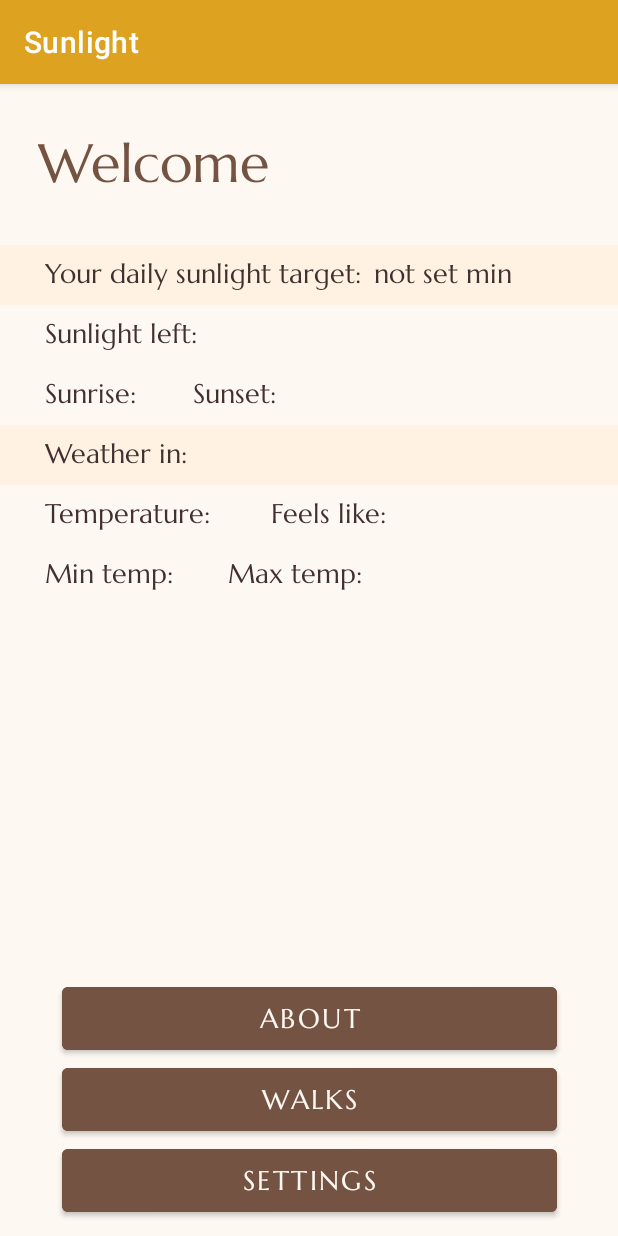
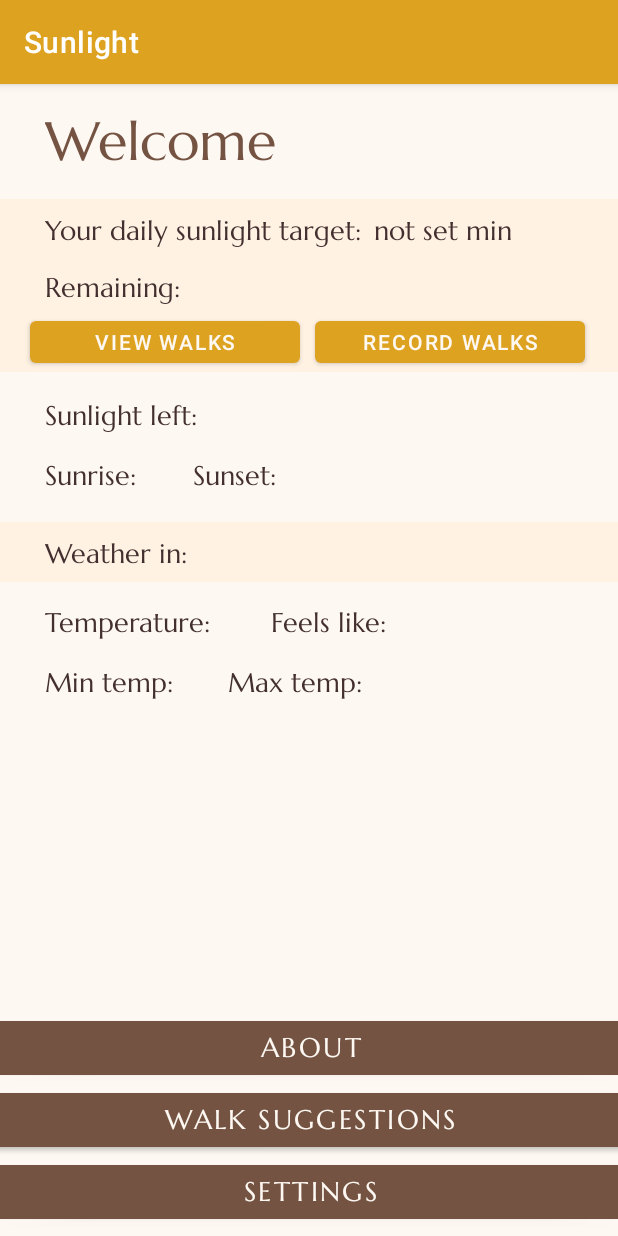
Before and after one commit to KlaudiaJaros/SunlightApp, an Android app: the screen it shows after launch (MainActivity), on a phone screen of 412 x 824 dp. Run offline under Robolectric (Android 15) with nearby library versions, the light colour scheme and no system bars; our stand-ins replace Volley; 1 statement that could not run was skipped.

Commit message:
UI modified, UserSettings class added

```diff
--- a/app/src/main/java/com/napier/sunlightapp/LoadingScreenActivity.java
+++ b/app/src/main/java/com/napier/sunlightapp/LoadingScreenActivity.java
@@ -9,10 +9,14 @@ import android.view.View;
 import android.widget.ImageView;
 import android.widget.ProgressBar;
 
+import java.io.FileInputStream;
+import java.io.FileNotFoundException;
+
 /**
  * Activity that shows the app's loading screen with the app logo.
  */
 public class LoadingScreenActivity extends AppCompatActivity {
+    private final String filename = "userSettings.csv";
 
     @Override
     protected void onCreate(Bundle savedInstanceState) {
--- a/app/src/main/java/com/napier/sunlightapp/MainActivity.java
+++ b/app/src/main/java/com/napier/sunlightapp/MainActivity.java
@@ -22,7 +22,6 @@ import android.os.Build;
 import android.os.Bundle;
 import android.util.Log;
 import android.view.View;
-import android.widget.EditText;
 import android.widget.TextView;
 import android.widget.Toast;
 
@@ -32,22 +31,16 @@ import com.android.volley.Response;
 import com.android.volley.VolleyError;
 import com.android.volley.toolbox.JsonObjectRequest;
 import com.android.volley.toolbox.Volley;
-import com.google.type.DateTime;
 
 import org.json.JSONArray;
 import org.json.JSONException;
 import org.json.JSONObject;
 
-import java.io.BufferedReader;
 import java.io.FileInputStream;
 import java.io.FileNotFoundException;
 import java.io.IOException;
-import java.io.InputStreamReader;
-import java.nio.charset.StandardCharsets;
 import java.text.DecimalFormat;
-import java.time.Instant;
 import java.util.Calendar;
-import java.util.Date;
 import java.util.List;
 import java.util.Locale;
 
@@ -65,19 +58,34 @@ public class MainActivity extends AppCompatActivity {
     private double lon;
     private String currentCity;
 
-    // User settings:
-    private static String userName;
-    private static String target;
-    private static String notificationsEnabled = "true"; // default
     private final String filename = "userSettings.csv";
-
-
     @Override
     protected void onCreate(Bundle savedInstanceState) {
         super.onCreate(savedInstanceState);
         setContentView(R.layout.activity_main);
 
-        applyUserSettings();
+        // open FileInputStream to apply user settings:
+        FileInputStream fis = null;
+        try{
+            fis = this.openFileInput(filename);
+        }
+        catch (FileNotFoundException e){
+            e.printStackTrace();
+        }
+        UserSettings.loadUserSettings(fis);
+
+        // get access to TextViews to display user settings:
+        TextView welcomeString = (TextView)findViewById(R.id.welcomeTextView);
+        TextView targetValue = (TextView)findViewById(R.id.dailyTargetValue);
+
+        // if username and target not empty, display them:
+        if (UserSettings.getUserName()!=null){
+            welcomeString.setText(welcomeString.getText()+" "+ UserSettings.getUserName());
+        }
+        if(UserSettings.getTarget()!=null)
+        {
+            targetValue.setText(UserSettings.getTarget());
+        }
 
         /*  LOCATION: */
         // Acquire a reference to the system Location Manager
@@ -187,7 +195,7 @@ public class MainActivity extends AppCompatActivity {
 
 
         /* Notifications: */
-        if (notificationsEnabled.equals("true")){
+        if (UserSettings.getNotificationsEnabled().equals("true")){
             createNotificationChannel();
 
             String contentStr=this.getString(R.string.dailyReminderContentStr);
@@ -209,58 +217,10 @@ public class MainActivity extends AppCompatActivity {
 
     }
 
+
     /**
-     * Reads from the userSettings file and applies user settings to the Activity
+     * Goes back to Loading Screen Activity and launches the app again if the user uses the back button
      */
-    private void applyUserSettings(){
-        /* Read from a file located in the internal storage directory provided by the system for this and only this app: */
-
-        // using FileInputStream, try to open the app's file:
-        FileInputStream fis = null;
-        InputStreamReader inputStreamReader = null;
-        try {
-            fis = this.openFileInput(filename);
-            // read from the file using InputStreamReader:
-            inputStreamReader =
-                    new InputStreamReader(fis, StandardCharsets.UTF_8);
-        } catch (FileNotFoundException e) {
-            e.printStackTrace();
-        }
-
-
-
-        try {
-            BufferedReader reader = new BufferedReader(inputStreamReader);
-            String line = reader.readLine();
-            // if the file is not empty, get the username and the target:
-            if (line != null) {
-                String words[] = line.split(",");
-                if (!words[0].equals("null")){
-                    userName=words[0];
-                }
-                if (!words[1].equals("null")){
-                    target=words[1];
-                }
-                notificationsEnabled=words[2];
-            }
-        } catch (Exception e) {
-            // Error occurred when opening raw file for reading.
-        }
-
-        // get access to TextViews to display user settings:
-        TextView welcomeString = (TextView)findViewById(R.id.welcomeTextView);
-        TextView targetValue = (TextView)findViewById(R.id.dailyTargetValue);
-
-        // if username and target not empty, display them:
-        if (userName!=null){
-            welcomeString.setText(welcomeString.getText()+" "+ userName);
-        }
-        if(target!=null)
-        {
-            targetValue.setText(target);
-        }
-    }
-
     @Override
     public void onBackPressed() {
         super.onBackPressed();
@@ -428,11 +388,24 @@ public class MainActivity extends AppCompatActivity {
                     long currentTime = calendar.getTimeInMillis();
                     long difference = sunset*1000 - currentTime;
 
+                    String sunriseTime="";
                     calendar.setTimeInMillis(sunrise*1000); // times 1000 because the time stamp is in milliseconds
-                    String sunriseTime = calendar.get(Calendar.HOUR) + "." + calendar.get(Calendar.MINUTE) + " am";
+                    if (calendar.get(Calendar.MINUTE)<10){ // because if it's 12:08 it displays it as 12:8
+                        sunriseTime = calendar.get(Calendar.HOUR) + ".0" + calendar.get(Calendar.MINUTE) + " am";
+                    }
+                    else{
+                        sunriseTime = calendar.get(Calendar.HOUR) + "." + calendar.get(Calendar.MINUTE) + " am";
+                    }
 
+                    String sunsetTime="";
                     calendar.setTimeInMillis(sunset*1000);
-                    String sunsetTime = calendar.get(Calendar.HOUR) + "." + calendar.get(Calendar.MINUTE) + " pm";
+                    if (calendar.get(Calendar.MINUTE)<10){ // because if it's 12:08 it displays it as 12:8
+                        sunsetTime = calendar.get(Calendar.HOUR) + ".0" + calendar.get(Calendar.MINUTE) + " pm";
+                    }
+                    else{
+                        sunsetTime = calendar.get(Calendar.HOUR) + "." + calendar.get(Calendar.MINUTE) + " pm";
+                    }
+
 
                     System.out.println("Sunrise: " + sunriseTime + ", sunset: " + sunsetTime + ", current time: " + currentTime + ", difference: " + difference);
 
--- /dev/null
+++ b/app/src/main/java/com/napier/sunlightapp/UserSettings.java
@@ -0,0 +1,54 @@
+package com.napier.sunlightapp;
+
+import java.io.BufferedReader;
+import java.io.FileInputStream;
+import java.io.InputStreamReader;
+import java.nio.charset.StandardCharsets;
+
+public class UserSettings {
+    // User settings:
+    private static String userName;
+    private static String target;
+    private static String notificationsEnabled = "true"; // default
+
+    public static String getUserName() {
+        return userName;
+    }
+
+    public static String getTarget() {
+        return target;
+    }
+
+    public static String getNotificationsEnabled() {
+        return notificationsEnabled;
+    }
+
+    /**
+     * Reads from the userSettings file and saves user settings in this class
+     */
+    public static void loadUserSettings(FileInputStream fis){
+        /* Read from a file located in the internal storage directory provided by the system for this and only this app: */
+
+        InputStreamReader inputStreamReader = null;
+        // read from the file using InputStreamReader:
+        inputStreamReader = new InputStreamReader(fis, StandardCharsets.UTF_8);
+
+        try {
+            BufferedReader reader = new BufferedReader(inputStreamReader);
+            String line = reader.readLine();
+            // if the file is not empty, get the username and the target:
+            if (line != null) {
+                String words[] = line.split(",");
+                if (!words[0].equals("null")){
+                    userName=words[0];
+                }
+                if (!words[1].equals("null")){
+                    target=words[1];
+                }
+                notificationsEnabled=words[2];
+            }
+        } catch (Exception e) {
+            // Error occurred when opening raw file for reading.
+        }
+    }
+}
--- a/app/src/main/res/layout/activity_main.xml
+++ b/app/src/main/res/layout/activity_main.xml
@@ -12,10 +12,8 @@
         android:id="@+id/welcomeTextView"
         android:layout_width="362dp"
         android:layout_height="47dp"
-        android:layout_gravity="left"
-        android:layout_margin="30dp"
-        android:layout_marginStart="32dp"
-        android:layout_marginTop="10dp"
+        android:layout_marginStart="10dp"
+        android:layout_marginTop="15dp"
         android:fontFamily="@font/marcellus"
         android:text="@string/welcomeStr"
         android:textColor="?attr/colorPrimaryVariant"
@@ -28,39 +26,41 @@
         android:id="@+id/linearLayout2"
         android:layout_width="match_parent"
         android:layout_height="40dp"
+        android:layout_marginTop="10dp"
         android:fontFamily="@font/marcellus"
         android:orientation="horizontal"
-        app:layout_constraintEnd_toEndOf="@+id/linearLayout3"
-        app:layout_constraintStart_toStartOf="@+id/linearLayout3"
-        app:layout_constraintTop_toBottomOf="@+id/linearLayout3">
+        app:layout_constraintEnd_toEndOf="@+id/linearLayout8"
+        app:layout_constraintStart_toStartOf="@+id/linearLayout8"
+        app:layout_constraintTop_toBottomOf="@+id/linearLayout8">
 
         <TextView
             android:id="@+id/sunlightTextView"
             android:layout_width="wrap_content"
+            android:layout_height="wrap_content"
+            android:layout_marginLeft="30dp"
             android:layout_marginTop="7dp"
-            android:layout_height="wrap_content"
-            android:textSize="18sp"
-            android:layout_marginLeft="30dp"
             android:fontFamily="@font/marcellus"
-            android:text="@string/sunlightLeftStr"/>
+            android:text="@string/sunlightLeftStr"
+            android:textSize="18sp" />
 
         <TextView
             android:id="@+id/sunlightLeftValue"
             android:layout_width="wrap_content"
             android:layout_height="wrap_content"
+            android:layout_marginLeft="8dp"
             android:layout_marginTop="7dp"
-            android:layout_marginLeft="8dp"
-            android:textSize="18sp"
             android:fontFamily="@font/marcellus"
-            android:text="@string/emptyStr" />
+            android:text="@string/emptyStr"
+            android:textSize="18sp" />
+
     </LinearLayout>
 
     <LinearLayout
         android:id="@+id/linearLayout3"
         android:layout_width="match_parent"
         android:layout_height="40dp"
-        android:background="@color/cream"
-        android:layout_marginTop="30dp"
+        android:layout_marginTop="14dp"
+        android:background="?attr/colorOnSecondary"
         android:orientation="horizontal"
         app:layout_constraintEnd_toEndOf="@+id/welcomeTextView"
         app:layout_constraintStart_toStartOf="@+id/welcomeTextView"
@@ -71,7 +71,7 @@
             android:layout_width="wrap_content"
             android:layout_height="wrap_content"
             android:layout_marginLeft="30dp"
-            android:layout_marginTop="7dp"
+            android:layout_marginTop="9dp"
             android:fontFamily="@font/marcellus"
             android:text="@string/targetStr"
             android:textSize="18sp" />
@@ -79,21 +79,21 @@
         <TextView
             android:id="@+id/dailyTargetValue"
             android:layout_width="wrap_content"
-            android:layout_marginTop="7dp"
             android:layout_height="wrap_content"
             android:layout_marginLeft="8dp"
+            android:layout_marginTop="9dp"
             android:fontFamily="@font/marcellus"
             android:text="@string/notSetStr"
-            android:textSize="18sp"/>
+            android:textSize="18sp" />
 
         <TextView
             android:layout_width="wrap_content"
             android:layout_height="wrap_content"
-            android:layout_marginTop="7dp"
             android:layout_marginLeft="5dp"
-            android:textSize="18sp"
+            android:layout_marginTop="9dp"
             android:fontFamily="@font/marcellus"
-            android:text="@string/minStr" />
+            android:text="@string/minStr"
+            android:textSize="18sp" />
         <!--
         <TextView
             android:id="@+id/targetSummaryTextView"
@@ -119,8 +119,9 @@
         android:id="@+id/linearLayout4"
         android:layout_width="match_parent"
         android:layout_height="40dp"
+        android:layout_marginTop="10dp"
+        android:background="?attr/colorOnSecondary"
         android:fontFamily="@font/marcellus"
-        android:background="@color/cream"
         android:orientation="horizontal"
         android:textSize="18sp"
         app:layout_constraintEnd_toEndOf="@+id/linearLayout"
@@ -131,8 +132,8 @@
             android:id="@+id/weatherTextView"
             android:layout_width="wrap_content"
             android:layout_height="wrap_content"
-            android:layout_marginTop="7dp"
             android:layout_marginLeft="30dp"
+            android:layout_marginTop="9dp"
             android:fontFamily="@font/marcellus"
             android:text="@string/weatherStr"
             android:textSize="18sp" />
@@ -140,12 +141,12 @@
         <TextView
             android:id="@+id/locationValue"
             android:layout_width="170dp"
-            android:textSize="18sp"
             android:layout_height="wrap_content"
             android:layout_marginLeft="8dp"
-            android:layout_marginTop="7dp"
+            android:layout_marginTop="9dp"
             android:fontFamily="@font/marcellus"
-            android:text=""/>
+            android:text=""
+            android:textSize="18sp" />
 
 
     </LinearLayout>
@@ -153,8 +154,8 @@
 
     <Button
         android:id="@+id/aboutButton"
-        android:layout_width="330dp"
-        android:layout_height="54dp"
+        android:layout_width="420dp"
+        android:layout_height="48dp"
         android:layout_gravity="center"
         android:backgroundTint="?attr/colorPrimaryVariant"
         android:fontFamily="@font/marcellus"
@@ -167,13 +168,13 @@
 
     <Button
         android:id="@+id/walksButton"
-        android:layout_width="330dp"
-        android:layout_height="54dp"
+        android:layout_width="420dp"
+        android:layout_height="48dp"
         android:layout_gravity="center"
         android:backgroundTint="?attr/colorPrimaryVariant"
         android:fontFamily="@font/marcellus"
         android:onClick="walksButtonOnClick"
-        android:text="@string/walksStr"
+        android:text="@string/walkSuggStr"
         android:textSize="18sp"
         app:layout_constraintBottom_toTopOf="@+id/settingsButton"
         app:layout_constraintEnd_toEndOf="@+id/aboutButton"
@@ -181,10 +182,10 @@
 
     <Button
         android:id="@+id/settingsButton"
-        android:layout_width="330dp"
-        android:layout_height="54dp"
+        android:layout_width="420dp"
+        android:layout_height="48dp"
         android:layout_gravity="center"
-        android:layout_marginBottom="10dp"
+        android:layout_marginBottom="5dp"
         android:backgroundTint="?attr/colorPrimaryVariant"
         android:fontFamily="@font/marcellus"
         android:onClick="settingsButtonOnClick"
@@ -248,6 +249,7 @@
         android:id="@+id/linearLayout5"
         android:layout_width="match_parent"
         android:layout_height="40dp"
+        android:layout_marginTop="8dp"
         android:fontFamily="@font/marcellus"
         android:orientation="horizontal"
         app:layout_constraintEnd_toEndOf="parent"
@@ -258,39 +260,39 @@
             android:layout_width="wrap_content"
             android:layout_height="wrap_content"
             android:layout_marginLeft="30dp"
+            android:layout_marginTop="7dp"
             android:fontFamily="@font/marcellus"
-            android:textSize="18sp"
-            android:layout_marginTop="7dp"
-            android:text="@string/tempStr" />
+            android:text="@string/tempStr"
+            android:textSize="18sp" />
 
         <TextView
             android:id="@+id/tempValue"
             android:layout_width="wrap_content"
             android:layout_height="wrap_content"
-            android:textSize="18sp"
+            android:layout_marginLeft="10dp"
             android:layout_marginTop="7dp"
             android:fontFamily="@font/marcellus"
-            android:layout_marginLeft="10dp"
-            android:text="@string/emptyStr" />
+            android:text="@string/emptyStr"
+            android:textSize="18sp" />
 
         <TextView
             android:layout_width="wrap_content"
             android:layout_height="wrap_content"
             android:layout_marginLeft="30dp"
+            android:layout_marginTop="7dp"
             android:fontFamily="@font/marcellus"
-            android:textSize="18sp"
-            android:layout_marginTop="7dp"
-            android:text="@string/feelsStr" />
+            android:text="@string/feelsStr"
+            android:textSize="18sp" />
 
         <TextView
             android:id="@+id/feelsLikeValue"
             android:layout_width="wrap_content"
             android:layout_height="wrap_content"
-            android:textSize="18sp"
+            android:layout_marginLeft="10dp"
             android:layout_marginTop="7dp"
             android:fontFamily="@font/marcellus"
-            android:layout_marginLeft="10dp"
-            android:text="@string/emptyStr" />
+            android:text="@string/emptyStr"
+            android:textSize="18sp" />
 
     </LinearLayout>
 
@@ -346,6 +348,7 @@
     </LinearLayout>
 
     <LinearLayout
+        android:id="@+id/linearLayout9"
         android:layout_width="407dp"
         android:layout_height="90dp"
         android:orientation="vertical"
@@ -361,10 +364,64 @@
             android:layout_marginLeft="30dp"
             android:layout_marginTop="7dp"
             android:fontFamily="@font/marcellus"
-            android:textSize="18sp"/>
+            android:textSize="18sp" />
 
 
     </LinearLayout>
 
+    <LinearLayout
+        android:id="@+id/linearLayout7"
+        android:layout_width="match_parent"
+        android:layout_height="35dp"
+        android:background="?attr/colorOnSecondary"
+        android:orientation="horizontal"
+        app:layout_constraintEnd_toEndOf="parent"
+        app:layout_constraintStart_toStartOf="@+id/linearLayout3"
+        app:layout_constraintTop_toBottomOf="@+id/linearLayout3">
+
+        <TextView
+            android:layout_width="wrap_content"
+            android:layout_height="wrap_content"
+            android:layout_marginLeft="30dp"
+            android:layout_marginTop="7dp"
+            android:fontFamily="@font/marcellus"
+            android:text="@string/targetRemainingStr"
+            android:textSize="18sp" />
+
+        <TextView
+            android:id="@+id/remainingValue"
+            android:layout_width="wrap_content"
+            android:layout_height="wrap_content"
+            android:layout_marginLeft="10dp"
+            android:layout_marginTop="7dp"
+            android:fontFamily="@font/marcellus"
+            android:textSize="18sp" />
+
+    </LinearLayout>
+
+    <LinearLayout
+        android:id="@+id/linearLayout8"
+        android:layout_width="match_parent"
+        android:layout_height="40dp"
+        android:background="?attr/colorOnSecondary"
+        android:orientation="horizontal"
+        app:layout_constraintEnd_toEndOf="@+id/linearLayout7"
+        app:layout_constraintStart_toStartOf="@+id/linearLayout7"
+        app:layout_constraintTop_toBottomOf="@+id/linearLayout7">
+
+        <Button
+            android:layout_width="180dp"
+            android:layout_height="40dp"
+            android:layout_marginBottom="8dp"
+            android:layout_marginLeft="20dp"
+            android:text="@string/viewWalksStr" />
+        <Button
+            android:layout_width="180dp"
+            android:layout_height="40dp"
+            android:layout_marginLeft="10dp"
+            android:layout_marginBottom="8dp"
+            android:text="@string/recordWalksStr" />
+    </LinearLayout>
+
 
 </androidx.constraintlayout.widget.ConstraintLayout>
--- a/app/src/main/res/values-night/themes.xml
+++ b/app/src/main/res/values-night/themes.xml
@@ -3,7 +3,7 @@
     <style name="Theme.SunlightApp" parent="Theme.MaterialComponents.DayNight.DarkActionBar">
         <!-- Primary brand color. -->
         <item name="colorPrimary">@color/dark_gold</item>
-        <item name="colorPrimaryVariant">@color/bright_yellow</item>
+        <item name="colorPrimaryVariant">@color/bright_yellow</item> <!-- buttons colour -->
         <item name="colorOnPrimary">@color/dark_dark_grey</item> <!-- buttons text colour-->
 
         <!-- Secondary brand color. -->
@@ -11,8 +11,6 @@
         <item name="colorSecondaryVariant">@color/bright_yellow</item>
         <item name="colorOnSecondary">@color/black</item>
         <item name="android:textColor">@color/light_beige</item>
-        <!-- Status bar color. -->
-        <item name="android:statusBarColor" tools:targetApi="l">?attr/colorOnPrimary</item>
-        <!-- Customize your theme here. -->
+        <item name="android:statusBarColor" tools:targetApi="l">?attr/colorOnPrimary</item> <!-- Status bar color. -->
     </style>
 </resources>
--- a/app/src/main/res/values/strings.xml
+++ b/app/src/main/res/values/strings.xml
@@ -10,7 +10,6 @@
     <string name="settingsStr">Settings</string>
     <string name="targetStr">Your daily sunlight target:</string>
     <string name="targetRemainingStr">Remaining:</string>
-    <string name="remainingTargetStr">2</string>
     <string name="aboutStr">About</string>
     <string name="targetSummaryStr">Set your daily sunlight target here. <br> We recommend as little as 15-30 min a day to lift your mood, improve concentration and aid your goodnight sleep. </br> </string>
     <string name="yourNameStr">Your name:</string>
@@ -30,4 +29,7 @@
     <string name="dailyReminderContentStr">Only 15 min a day can improve your mood and general wellbeing. </string>
     <string name="aboutSunlightStr">About Sunlight</string>
     <string name="feelsStr">Feels like:</string>
+    <string name="recordWalksStr">Record walks</string>
+    <string name="viewWalksStr">View walks</string>
+    <string name="walkSuggStr">Walk suggestions</string>
 </resources>
--- a/app/src/main/res/values/themes.xml
+++ b/app/src/main/res/values/themes.xml
@@ -7,12 +7,11 @@
         <item name="colorOnPrimary">@color/light_beige</item> <!-- background-->
 
         <!-- Secondary brand color. -->
-        <item name="colorSecondary">@color/light_beige</item> <!-- buttons text colour -->
+        <item name="colorSecondary">@color/dark_gold</item>  <!-- switch colour, EditText underline colour -->
         <item name="colorSecondaryVariant">@color/dark_gold</item>
-        <item name="colorOnSecondary">@color/dark_brown</item>
+        <item name="colorOnSecondary">@color/cream</item>
+
+        <item name="android:statusBarColor" tools:targetApi="l">?attr/colorPrimaryVariant</item> <!-- Status bar color. -->
         <item name="android:textColor">@color/dark_brown</item>
-        <!-- Status bar color. -->
-        <item name="android:statusBarColor" tools:targetApi="l">?attr/colorPrimaryVariant</item>
-        <!-- Customize your theme here. -->
     </style>
 </resources>
```
Also changed, not shown: app/src/main/java/com/napier/sunlightapp/Connector.java (+11 -0 lines), app/src/main/java/com/napier/sunlightapp/SettingsActivity.java (+35 -106 lines), app/src/main/res/drawable/plain_background.png (added), 1 other file.
